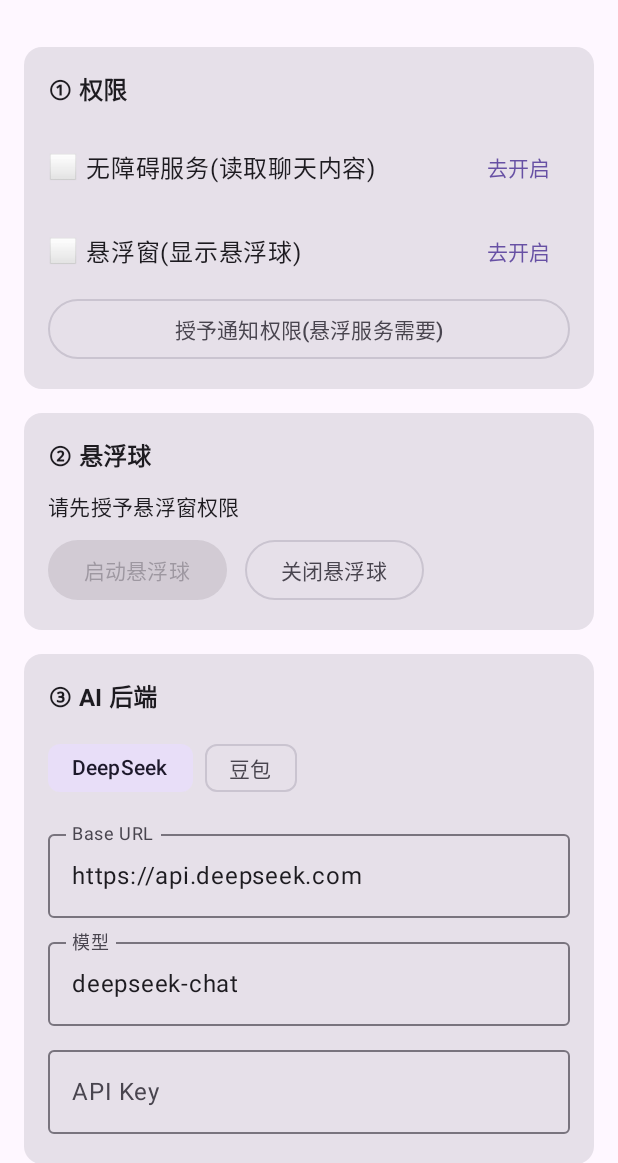
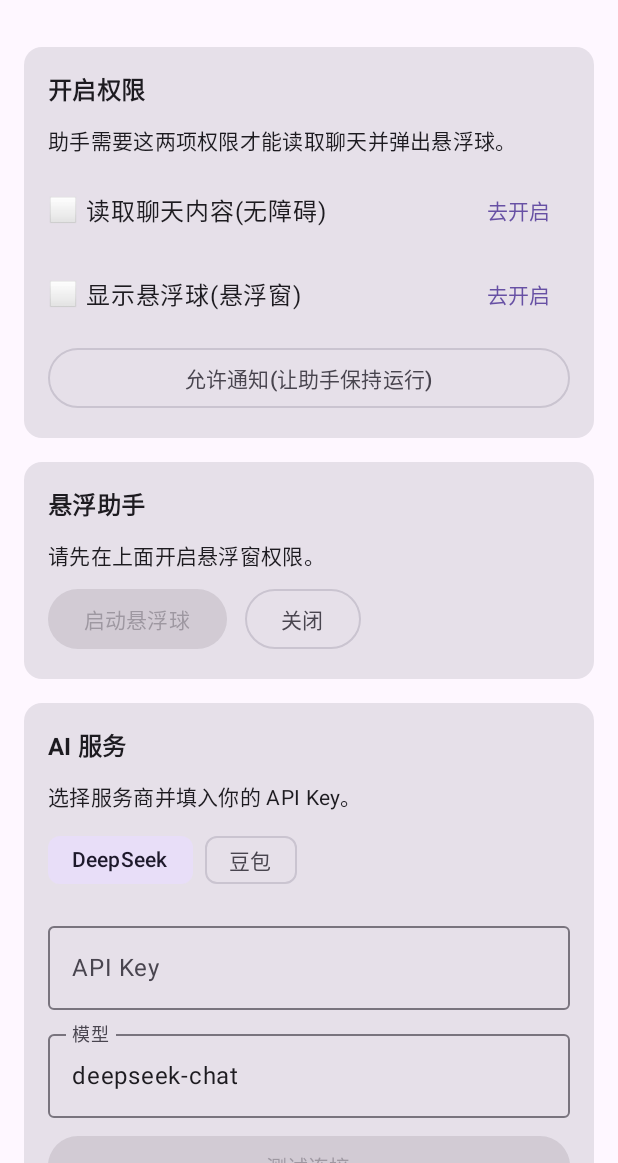
Before and after one commit to zhaojunmin/aichat, an Android app built with Jetpack Compose: the screen it shows after launch (MainActivity), on a phone screen of 412 x 824 dp, the part 73-1236 px from its top. Run offline under Robolectric (Android 15) with nearby library versions, the phone set to English and light mode, and no system bars; our stand-ins replace Room's generated code.

Commit message:
配置界面面向消费者重构:主页精简 + 高级设置独立成屏
- 拆成两屏(状态切换,无新增依赖):消费者主页 + 高级设置
- 主页只留日常项:权限清单、悬浮助手、AI 服务(含测试连接)、
  回复风格/偏好、专属记忆,文案口语化、去术语
- 高级设置独立成屏(系统返回键可回):Base URL、识别/包名设置、
  记忆学习阈值与注入上限、读取调试、原始节点树
- 纯 UI 重组,未改动业务逻辑与数据

Co-Authored-By: Claude Opus 4.8 (1M context) <noreply@anthropic.com>

```diff
--- a/app/src/main/java/com/octos/aichat/MainActivity.kt
+++ b/app/src/main/java/com/octos/aichat/MainActivity.kt
@@ -8,6 +8,7 @@ import android.os.Build
 import android.os.Bundle
 import android.provider.Settings
 import androidx.activity.ComponentActivity
+import androidx.activity.compose.BackHandler
 import androidx.activity.compose.rememberLauncherForActivityResult
 import androidx.activity.compose.setContent
 import androidx.activity.result.contract.ActivityResultContracts
@@ -29,6 +30,7 @@ import androidx.compose.material3.Card
 import androidx.compose.material3.CircularProgressIndicator
 import androidx.compose.material3.ExperimentalMaterial3Api
 import androidx.compose.material3.FilterChip
+import androidx.compose.material3.IconButton
 import androidx.compose.material3.MaterialTheme
 import androidx.compose.material3.OutlinedButton
 import androidx.compose.material3.OutlinedTextField
@@ -73,11 +75,20 @@ class MainActivity : ComponentActivity() {
     }
 }
 
+/** Two screens, no nav library: a consumer home and a tucked-away advanced page. */
+private enum class Screen { Home, Advanced }
+
 @Composable
 private fun AppRoot() {
     val context = LocalContext.current
     val repo = remember { SettingsRepository.get(context) }
-    MaterialTheme { SettingsScreen(repo) }
+    var screen by remember { mutableStateOf(Screen.Home) }
+    MaterialTheme {
+        when (screen) {
+            Screen.Home -> HomeScreen(repo, onOpenAdvanced = { screen = Screen.Advanced })
+            Screen.Advanced -> AdvancedScreen(repo, onBack = { screen = Screen.Home })
+        }
+    }
 }
 
 /** Bumps a counter on every ON_RESUME so permission state re-reads. */
@@ -95,9 +106,11 @@ private fun rememberResumeTick(): Int {
     return tick
 }
 
+// ======================= Consumer home =======================
+
 @OptIn(ExperimentalMaterial3Api::class)
 @Composable
-private fun SettingsScreen(repo: SettingsRepository) {
+private fun HomeScreen(repo: SettingsRepository, onOpenAdvanced: () -> Unit) {
     val context = LocalContext.current
     val settings by repo.state.collectAsStateWithLifecycle()
     val tick = rememberResumeTick()
@@ -109,11 +122,10 @@ private fun SettingsScreen(repo: SettingsRepository) {
 
     val accessibilityOn = remember(tick) { isAccessibilityEnabled(context) }
     val overlayOn = remember(tick) { Settings.canDrawOverlays(context) }
+    val ready = accessibilityOn && overlayOn && settings.apiKey.isNotBlank()
 
     var testOutput by remember { mutableStateOf<List<String>?>(null) }
     var testing by remember { mutableStateOf(false) }
-    var preview by remember { mutableStateOf<Conversation?>(null) }
-    var rawDump by remember { mutableStateOf<String?>(null) }
     var showMemories by remember { mutableStateOf(false) }
 
     val notifLauncher = rememberLauncherForActivityResult(
@@ -129,15 +141,21 @@ private fun SettingsScreen(repo: SettingsRepository) {
                 .padding(16.dp),
             verticalArrangement = Arrangement.spacedBy(16.dp)
         ) {
-            SectionCard("① 权限") {
+            // --- Setup checklist ---
+            SectionCard("开启权限") {
+                Text(
+                    "助手需要这两项权限才能读取聊天并弹出悬浮球。",
+                    style = MaterialTheme.typography.bodyMedium
+                )
+                Spacer(Modifier.height(8.dp))
                 PermissionRow(
-                    label = "无障碍服务(读取聊天内容)",
+                    label = "读取聊天内容(无障碍)",
                     granted = accessibilityOn,
                     action = "去开启"
                 ) { context.startActivity(Intent(Settings.ACTION_ACCESSIBILITY_SETTINGS)) }
 
                 PermissionRow(
-                    label = "悬浮窗(显示悬浮球)",
+                    label = "显示悬浮球(悬浮窗)",
                     granted = overlayOn,
                     action = "去开启"
                 ) {
@@ -150,17 +168,22 @@ private fun SettingsScreen(repo: SettingsRepository) {
                 }
 
                 if (Build.VERSION.SDK_INT >= Build.VERSION_CODES.TIRAMISU) {
+                    Spacer(Modifier.height(4.dp))
                     OutlinedButton(
                         onClick = { notifLauncher.launch(Manifest.permission.POST_NOTIFICATIONS) },
                         modifier = Modifier.fillMaxWidth()
-                    ) { Text("授予通知权限(悬浮服务需要)") }
+                    ) { Text("允许通知(让助手保持运行)") }
                 }
             }
 
-            SectionCard("② 悬浮球") {
+            // --- Bubble on/off ---
+            SectionCard("悬浮助手") {
                 Text(
-                    if (overlayOn) "开启后,在微信/Soul 聊天界面点击悬浮球即可生成回复"
-                    else "请先授予悬浮窗权限",
+                    when {
+                        !overlayOn -> "请先在上面开启悬浮窗权限。"
+                        ready -> "一切就绪!打开微信 / Soul 等聊天界面,点悬浮球即可生成回复。"
+                        else -> "开启后,在聊天界面点悬浮球即可生成回复。"
+                    },
                     style = MaterialTheme.typography.bodyMedium
                 )
                 Spacer(Modifier.height(8.dp))
@@ -170,12 +193,15 @@ private fun SettingsScreen(repo: SettingsRepository) {
                         enabled = overlayOn
                     ) { Text("启动悬浮球") }
                     OutlinedButton(onClick = { FloatingBubbleService.stop(context) }) {
-                        Text("关闭悬浮球")
+                        Text("关闭")
                     }
                 }
             }
 
-            SectionCard("③ AI 后端") {
+            // --- AI service (key + model + quick test) ---
+            SectionCard("AI 服务") {
+                Text("选择服务商并填入你的 API Key。", style = MaterialTheme.typography.bodyMedium)
+                Spacer(Modifier.height(8.dp))
                 Row(horizontalArrangement = Arrangement.spacedBy(8.dp)) {
                     AiBackend.entries.forEach { b ->
                         FilterChip(
@@ -186,14 +212,43 @@ private fun SettingsScreen(repo: SettingsRepository) {
                     }
                 }
                 Spacer(Modifier.height(8.dp))
-                LabeledField("Base URL", settings.baseUrl) { v -> repo.update { it.withBaseUrl(v) } }
-                LabeledField("模型", settings.model) { v -> repo.update { it.withModel(v) } }
                 LabeledField("API Key", settings.apiKey, isSecret = true) { v ->
                     repo.update { it.withApiKey(v) }
                 }
+                LabeledField("模型", settings.model) { v -> repo.update { it.withModel(v) } }
+                Spacer(Modifier.height(4.dp))
+                Button(
+                    enabled = !testing && settings.apiKey.isNotBlank(),
+                    onClick = {
+                        testing = true
+                        scope.launch {
+                            val sample = Conversation(
+                                "test",
+                                listOf(
+                                    ChatMessage(Speaker.OTHER, "在吗?周末有空一起吃饭吗"),
+                                    ChatMessage(Speaker.ME, "在的"),
+                                    ChatMessage(Speaker.OTHER, "那你想吃什么呀"),
+                                )
+                            )
+                            testOutput = runCatching { AiRepository.generateReplies(settings, sample) }
+                                .getOrElse { listOf("错误:${it.message}") }
+                            testing = false
+                        }
+                    },
+                    modifier = Modifier.fillMaxWidth()
+                ) {
+                    if (testing) {
+                        CircularProgressIndicator(Modifier.height(18.dp).width(18.dp), strokeWidth = 2.dp)
+                        Spacer(Modifier.width(8.dp))
+                        Text("测试中…")
+                    } else Text("测试连接")
+                }
             }
 
-            SectionCard("④ 聊天人设 / 场景") {
+            // --- Reply style ---
+            SectionCard("回复风格") {
+                Text("选一个场景,或自定义你想要的语气。", style = MaterialTheme.typography.bodyMedium)
+                Spacer(Modifier.height(8.dp))
                 Row(horizontalArrangement = Arrangement.spacedBy(8.dp)) {
                     PersonaPresets.DEFAULTS.forEach { preset ->
                         FilterChip(
@@ -205,15 +260,16 @@ private fun SettingsScreen(repo: SettingsRepository) {
                 }
                 Spacer(Modifier.height(8.dp))
                 LabeledField(
-                    "自定义人设(填写后覆盖上面的预设)",
+                    "自定义风格(填写后覆盖上面的场景)",
                     settings.customPersona,
                     singleLine = false
                 ) { v -> repo.update { it.copy(customPersona = v) } }
             }
 
-            SectionCard("⑤ 其他") {
+            // --- Reply preferences ---
+            SectionCard("回复偏好") {
                 Row(verticalAlignment = Alignment.CenterVertically) {
-                    Text("候选条数:${settings.suggestionCount}", Modifier.weight(1f))
+                    Text("每次候选条数:${settings.suggestionCount}", Modifier.weight(1f))
                     OutlinedButton(onClick = {
                         repo.update { it.copy(suggestionCount = (it.suggestionCount - 1).coerceAtLeast(1)) }
                     }) { Text("-") }
@@ -224,45 +280,24 @@ private fun SettingsScreen(repo: SettingsRepository) {
                 }
                 Spacer(Modifier.height(8.dp))
                 Row(verticalAlignment = Alignment.CenterVertically) {
-                    Text("自动填入输入框(需无障碍)", Modifier.weight(1f))
+                    Column(Modifier.weight(1f)) {
+                        Text("自动填入输入框")
+                        Text("选好回复后直接填进聊天输入框", style = MaterialTheme.typography.bodySmall)
+                    }
                     Switch(
                         checked = settings.autoPaste,
                         onCheckedChange = { c -> repo.update { it.copy(autoPaste = c) } }
                     )
                 }
-                Spacer(Modifier.height(8.dp))
+            }
+
+            // --- Personal memory ---
+            SectionCard("专属记忆(越用越懂你)") {
                 Row(verticalAlignment = Alignment.CenterVertically) {
                     Column(Modifier.weight(1f)) {
-                        Text("截图 OCR 读取")
+                        Text("记住我的说话风格和习惯")
                         Text(
-                            "仅对下面列出的 App 生效(默认微信);Soul 等仍走无障碍精准识别",
-                            style = MaterialTheme.typography.bodySmall
-                        )
-                    }
-                    Switch(
-                        checked = settings.useScreenshotOcr,
-                        onCheckedChange = { c -> repo.update { it.copy(useScreenshotOcr = c) } }
-                    )
-                }
-                if (settings.useScreenshotOcr) {
-                    LabeledField(
-                        "OCR 适用 App 包名(逗号分隔)",
-                        settings.ocrPackages
-                    ) { v -> repo.update { it.copy(ocrPackages = v) } }
-                }
-                Spacer(Modifier.height(8.dp))
-                LabeledField(
-                    "目标 App 包名(逗号分隔)",
-                    settings.targetPackages
-                ) { v -> repo.update { it.copy(targetPackages = v) } }
-            }
-
-            SectionCard("⑥ 全局记忆") {
-                Row(verticalAlignment = Alignment.CenterVertically) {
-                    Column(Modifier.weight(1f)) {
-                        Text("记录我的回复并学习画像")
-                        Text(
-                            "我说过的话会追加到本地文本文件;攒够一定条数后由大模型提炼成\"我的画像/事实/偏好/风格\",并自动用于后续回复。",
+                            "助手会悄悄学习你的回复,让生成的内容越来越像你本人。所有记录只存在本机。",
                             style = MaterialTheme.typography.bodySmall
                         )
                     }
@@ -273,36 +308,8 @@ private fun SettingsScreen(repo: SettingsRepository) {
                 }
                 if (settings.memoryEnabled) {
                     Spacer(Modifier.height(8.dp))
-                    Row(verticalAlignment = Alignment.CenterVertically) {
-                        Text("学习阈值:${settings.learnThreshold} 条", Modifier.weight(1f))
-                        OutlinedButton(onClick = {
-                            repo.update { it.copy(learnThreshold = (it.learnThreshold - 5).coerceAtLeast(5)) }
-                        }) { Text("-5") }
-                        Spacer(Modifier.width(8.dp))
-                        OutlinedButton(onClick = {
-                            repo.update { it.copy(learnThreshold = (it.learnThreshold + 5).coerceAtMost(100)) }
-                        }) { Text("+5") }
-                    }
-                    Spacer(Modifier.height(8.dp))
-                    Row(verticalAlignment = Alignment.CenterVertically) {
-                        Column(Modifier.weight(1f)) {
-                            Text("注入上限:最近 ${settings.memoryInjectLimit} 条")
-                            Text(
-                                "记忆全部永久保存,仅把最近更新的若干条带进回复生成,避免 prompt 过长",
-                                style = MaterialTheme.typography.bodySmall
-                            )
-                        }
-                        OutlinedButton(onClick = {
-                            repo.update { it.copy(memoryInjectLimit = (it.memoryInjectLimit - 5).coerceAtLeast(5)) }
-                        }) { Text("-5") }
-                        Spacer(Modifier.width(8.dp))
-                        OutlinedButton(onClick = {
-                            repo.update { it.copy(memoryInjectLimit = (it.memoryInjectLimit + 5).coerceAtMost(200)) }
-                        }) { Text("+5") }
-                    }
-                    Spacer(Modifier.height(8.dp))
                     Text(
-                        "已记录 ${memStats.totalReplies} 条 · 待学习 ${memStats.pending} 条 · 记忆 ${memories.size} 条",
+                        "已记录 ${memStats.totalReplies} 条 · 记忆 ${memories.size} 条",
                         style = MaterialTheme.typography.bodyMedium
                     )
                     Spacer(Modifier.height(8.dp))
@@ -327,54 +334,12 @@ private fun SettingsScreen(repo: SettingsRepository) {
                 }
             }
 
-            SectionCard("⑦ 读取调试") {
-                Text(
-                    "先在微信/Soul 的聊天界面停留一下,再回到这里查看无障碍服务读到的内容," +
-                        "可据此判断\"我/对方\"是否区分正确。",
-                    style = MaterialTheme.typography.bodyMedium
-                )
-                Spacer(Modifier.height(8.dp))
-                OutlinedButton(
-                    onClick = { preview = AppBus.conversation },
-                    modifier = Modifier.fillMaxWidth()
-                ) { Text("查看当前读取到的聊天记录") }
-                Spacer(Modifier.height(8.dp))
-                OutlinedButton(
-                    onClick = { rawDump = AppBus.lastRawDump },
-                    modifier = Modifier.fillMaxWidth()
-                ) { Text("查看原始节点树(开发者 / 适配新 App 用)") }
-            }
-
-            SectionCard("⑧ 测试") {
-                Text("用一段示例对话测试当前 AI 配置是否可用。", style = MaterialTheme.typography.bodyMedium)
-                Spacer(Modifier.height(8.dp))
-                Button(
-                    enabled = !testing && settings.apiKey.isNotBlank(),
-                    onClick = {
-                        testing = true
-                        scope.launch {
-                            val sample = Conversation(
-                                "test",
-                                listOf(
-                                    ChatMessage(Speaker.OTHER, "在吗?周末有空一起吃饭吗"),
-                                    ChatMessage(Speaker.ME, "在的"),
-                                    ChatMessage(Speaker.OTHER, "那你想吃什么呀"),
-                                )
-                            )
-                            testOutput = runCatching { AiRepository.generateReplies(settings, sample) }
-                                .getOrElse { listOf("错误:${it.message}") }
-                            testing = false
-                        }
-                    },
-                    modifier = Modifier.fillMaxWidth()
-                ) {
-                    if (testing) {
-                        CircularProgressIndicator(Modifier.height(18.dp).width(18.dp), strokeWidth = 2.dp)
-                        Spacer(Modifier.width(8.dp))
-                        Text("生成中…")
-                    } else Text("测试生成回复")
-                }
-            }
+            // --- Entry to advanced ---
+            OutlinedButton(
+                onClick = onOpenAdvanced,
+                modifier = Modifier.fillMaxWidth()
+            ) { Text("⚙  高级设置 / 开发者选项") }
+            Spacer(Modifier.height(8.dp))
         }
     }
 
@@ -382,7 +347,7 @@ private fun SettingsScreen(repo: SettingsRepository) {
         AlertDialog(
             onDismissRequest = { testOutput = null },
             confirmButton = { TextButton(onClick = { testOutput = null }) { Text("关闭") } },
-            title = { Text("回复候选") },
+            title = { Text("测试结果") },
             text = {
                 Column(verticalArrangement = Arrangement.spacedBy(8.dp)) {
                     replies.forEachIndexed { i, r -> Text("${i + 1}. $r") }
@@ -412,6 +377,143 @@ private fun SettingsScreen(repo: SettingsRepository) {
             }
         )
     }
+}
+
+// ======================= Advanced / developer =======================
+
+@OptIn(ExperimentalMaterial3Api::class)
+@Composable
+private fun AdvancedScreen(repo: SettingsRepository, onBack: () -> Unit) {
+    val context = LocalContext.current
+    val settings by repo.state.collectAsStateWithLifecycle()
+    val memoryRepo = remember { MemoryRepository.get(context) }
+    val memStats by memoryRepo.stats.collectAsStateWithLifecycle()
+
+    var preview by remember { mutableStateOf<Conversation?>(null) }
+    var rawDump by remember { mutableStateOf<String?>(null) }
+
+    BackHandler(onBack = onBack)
+
+    Scaffold(
+        topBar = {
+            TopAppBar(
+                title = { Text("高级设置") },
+                navigationIcon = {
+                    IconButton(onClick = onBack) { Text("←", style = MaterialTheme.typography.titleLarge) }
+                }
+            )
+        }
+    ) { pad ->
+        Column(
+            Modifier
+                .padding(pad)
+                .fillMaxSize()
+                .verticalScroll(rememberScrollState())
+                .padding(16.dp),
+            verticalArrangement = Arrangement.spacedBy(16.dp)
+        ) {
+            Text(
+                "这些选项面向进阶用户和适配调试,普通使用无需改动。",
+                style = MaterialTheme.typography.bodyMedium
+            )
+
+            SectionCard("接口地址") {
+                Text(
+                    "仅在使用自建 / 代理服务时才需修改,默认即可。",
+                    style = MaterialTheme.typography.bodySmall
+                )
+                Spacer(Modifier.height(8.dp))
+                LabeledField("Base URL(当前:${settings.backend.displayName})", settings.baseUrl) { v ->
+                    repo.update { it.withBaseUrl(v) }
+                }
+            }
+
+            SectionCard("识别设置") {
+                Row(verticalAlignment = Alignment.CenterVertically) {
+                    Column(Modifier.weight(1f)) {
+                        Text("截图 OCR 读取")
+                        Text(
+                            "仅对下面列出的 App 生效(默认微信);Soul 等仍走无障碍精准识别",
+                            style = MaterialTheme.typography.bodySmall
+                        )
+                    }
+                    Switch(
+                        checked = settings.useScreenshotOcr,
+                        onCheckedChange = { c -> repo.update { it.copy(useScreenshotOcr = c) } }
+                    )
+                }
+                if (settings.useScreenshotOcr) {
+                    LabeledField(
+                        "OCR 适用 App 包名(逗号分隔)",
+                        settings.ocrPackages
+                    ) { v -> repo.update { it.copy(ocrPackages = v) } }
+                }
+                Spacer(Modifier.height(8.dp))
+                LabeledField(
+                    "目标 App 包名(逗号分隔)",
+                    settings.targetPackages
+                ) { v -> repo.update { it.copy(targetPackages = v) } }
+            }
+
+            SectionCard("记忆学习") {
+                Text(
+                    "记忆全部永久保存在本机,只增不删;学习时合并新信息、冲突以最新为准。",
+                    style = MaterialTheme.typography.bodySmall
+                )
+                Spacer(Modifier.height(8.dp))
+                Row(verticalAlignment = Alignment.CenterVertically) {
+                    Text("学习阈值:${settings.learnThreshold} 条", Modifier.weight(1f))
+                    OutlinedButton(onClick = {
+                        repo.update { it.copy(learnThreshold = (it.learnThreshold - 5).coerceAtLeast(5)) }
+                    }) { Text("-5") }
+                    Spacer(Modifier.width(8.dp))
+                    OutlinedButton(onClick = {
+                        repo.update { it.copy(learnThreshold = (it.learnThreshold + 5).coerceAtMost(100)) }
+                    }) { Text("+5") }
+                }
+                Spacer(Modifier.height(8.dp))
+                Row(verticalAlignment = Alignment.CenterVertically) {
+                    Column(Modifier.weight(1f)) {
+                        Text("注入上限:最近 ${settings.memoryInjectLimit} 条")
+                        Text(
+                            "仅把最近更新的若干条带进回复生成,避免 prompt 过长",
+                            style = MaterialTheme.typography.bodySmall
+                        )
+                    }
+                    OutlinedButton(onClick = {
+                        repo.update { it.copy(memoryInjectLimit = (it.memoryInjectLimit - 5).coerceAtLeast(5)) }
+                    }) { Text("-5") }
+                    Spacer(Modifier.width(8.dp))
+                    OutlinedButton(onClick = {
+                        repo.update { it.copy(memoryInjectLimit = (it.memoryInjectLimit + 5).coerceAtMost(200)) }
+                    }) { Text("+5") }
+                }
+                Spacer(Modifier.height(8.dp))
+                Text(
+                    "已记录 ${memStats.totalReplies} 条 · 待学习 ${memStats.pending} 条",
+                    style = MaterialTheme.typography.bodySmall
+                )
+            }
+
+            SectionCard("读取调试") {
+                Text(
+                    "先在微信 / Soul 的聊天界面停留一下,再回到这里查看无障碍服务读到的内容," +
+                        "可据此判断\"我 / 对方\"是否区分正确。",
+                    style = MaterialTheme.typography.bodyMedium
+                )
+                Spacer(Modifier.height(8.dp))
+                OutlinedButton(
+                    onClick = { preview = AppBus.conversation },
+                    modifier = Modifier.fillMaxWidth()
+                ) { Text("查看当前读取到的聊天记录") }
+                Spacer(Modifier.height(8.dp))
+                OutlinedButton(
+                    onClick = { rawDump = AppBus.lastRawDump },
+                    modifier = Modifier.fillMaxWidth()
+                ) { Text("查看原始节点树(适配新 App 用)") }
+            }
+        }
+    }
 
     rawDump?.let { dump ->
         AlertDialog(
@@ -437,7 +539,7 @@ private fun SettingsScreen(repo: SettingsRepository) {
             title = { Text("读取结果 · ${conv.messages.size} 条") },
             text = {
                 if (conv.isEmpty) {
-                    Text("未读取到聊天内容。请确认已开启无障碍服务,并在微信/Soul 聊天界面停留片刻后再试。")
+                    Text("未读取到聊天内容。请确认已开启无障碍服务,并在微信 / Soul 聊天界面停留片刻后再试。")
                 } else {
                     Column(
                         Modifier
@@ -456,6 +558,8 @@ private fun SettingsScreen(repo: SettingsRepository) {
         )
     }
 }
+
+// ======================= shared =======================
 
 @Composable
 private fun SectionCard(title: String, content: @Composable () -> Unit) {
```
